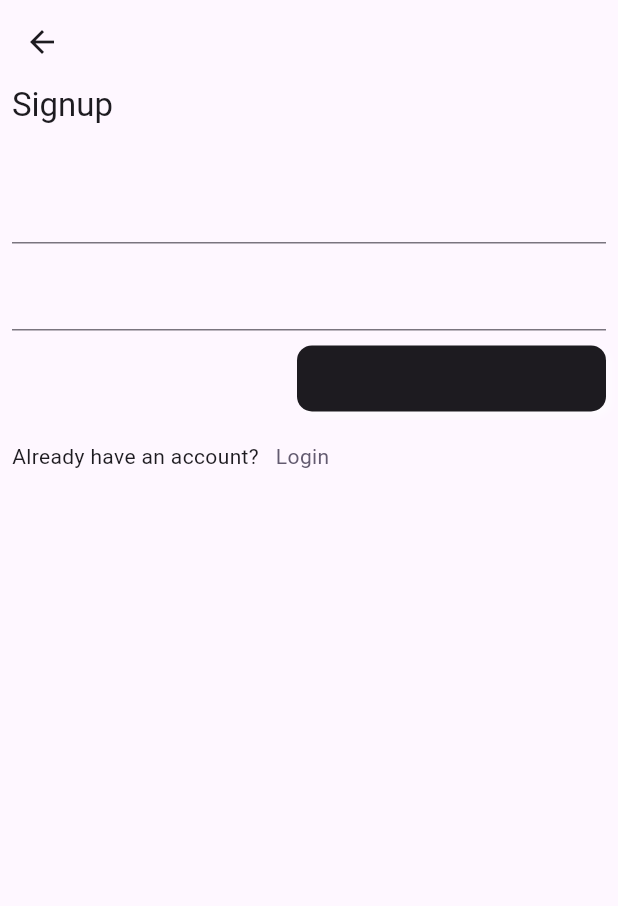
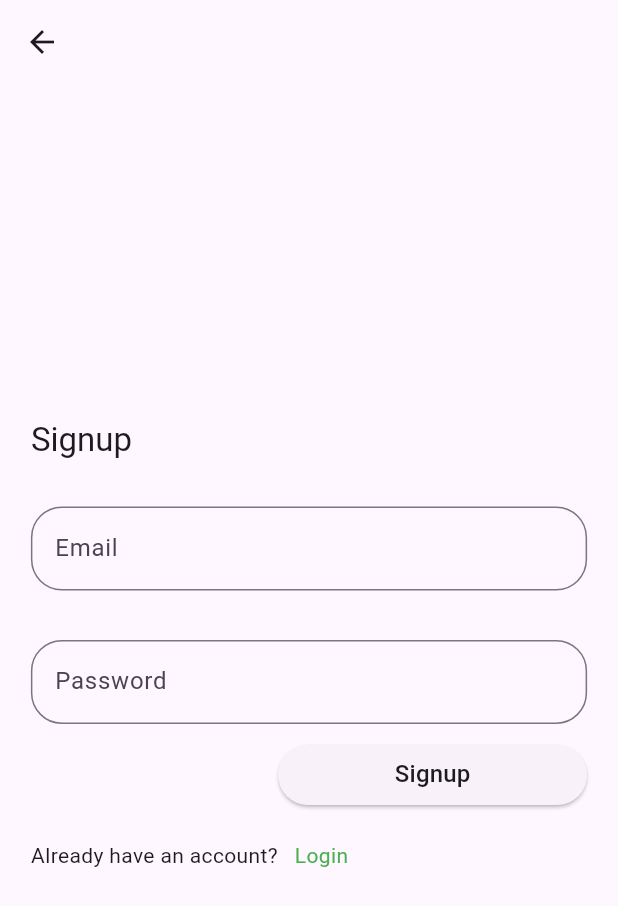
Before and after one commit to AnthonyAniobi/SolarConsultAdmin, a Flutter app: the SignupScreen screen opened directly, on a phone screen of 412 x 824 dp. Shown: the top 906 px of the screen. Run offline on Flutter 3.47's test engine with Material 2 defaults, Android fonts, the phone set to English and light mode, and no system bars; our stand-ins replace bloc, either_dart, email_validator, equatable, firebase_auth, firebase_core and 3 more; accounts and stored records are empty.

Commit message:
feat: design login and signup ui
- design textfield and remove scrollable screen on login
- remove signup feature
- add readme file
- build datasource for sharedpreference to cache login input

```diff
--- a/lib/core/domain/repositories/usecase.dart
+++ b/lib/core/domain/repositories/usecase.dart
@@ -1 +1,5 @@
-abstract class Usecase {}
+import 'package:admin/core/utils/app_config.dart';
+
+abstract class Usecase {
+  AsyncErrorOr call();
+}
--- a/lib/core/utils/app_config.dart
+++ b/lib/core/utils/app_config.dart
@@ -1,6 +1,6 @@
 import 'package:admin/core/data/models/app_error.dart';
 import 'package:either_dart/either.dart';
 
-typedef AsyncErrorOr<T> = Either<AppError, T>;
+typedef AsyncErrorOr<T> = Future<Either<AppError, T>>;
 
 class AppConfig {}
--- /dev/null
+++ b/lib/features/auth/data/datasources/auth_datasource.dart
@@ -0,0 +1,21 @@
+import 'package:admin/features/auth/data/models/auth_info.dart';
+import 'package:admin/features/auth/domain/repositories/auth_datasource.dart';
+import 'package:firebase_auth/firebase_auth.dart';
+
+class AuthDatasourceImpl extends AuthDatasource {
+  @override
+  Future<void> login(AuthInfo info) async {
+    await FirebaseAuth.instance.signInWithEmailAndPassword(
+      email: info.email,
+      password: info.password,
+    );
+  }
+
+  @override
+  Future<void> signup(AuthInfo info) async {
+    await FirebaseAuth.instance.createUserWithEmailAndPassword(
+      email: info.email,
+      password: info.password,
+    );
+  }
+}
--- /dev/null
+++ b/lib/features/auth/data/datasources/login_cache_datasource.dart
@@ -0,0 +1,24 @@
+import 'package:admin/features/auth/data/models/auth_info.dart';
+import 'package:shared_preferences/shared_preferences.dart';
+
+class LoginCacheDatasource {
+  static const _emailInfoKey = "EMAIL_INFORMATION";
+  static const _passwordInfoKey = "PASSWORD_INFORMATION";
+
+  static SharedPreferences? _themePrefs;
+
+  static Future<void> init() async {
+    _themePrefs = await SharedPreferences.getInstance();
+  }
+
+  static Future<void> setLoginCache(AuthInfo info) async {
+    await _themePrefs!.setString(_emailInfoKey, info.email);
+    await _themePrefs!.setString(_passwordInfoKey, info.password);
+  }
+
+  static AuthInfo getLoginCache() {
+    final email = _themePrefs!.getString(_emailInfoKey) ?? "";
+    final password = _themePrefs!.getString(_passwordInfoKey) ?? "";
+    return AuthInfo(email, password);
+  }
+}
--- /dev/null
+++ b/lib/features/auth/data/models/auth_info.dart
@@ -0,0 +1,6 @@
+class AuthInfo {
+  final String email;
+  final String password;
+
+  const AuthInfo(this.email, this.password);
+}
--- /dev/null
+++ b/lib/features/auth/data/repositories/auth_repository.dart
@@ -0,0 +1,36 @@
+import 'package:admin/core/data/models/app_error.dart';
+import 'package:admin/core/utils/app_config.dart';
+import 'package:admin/features/auth/data/models/auth_info.dart';
+import 'package:admin/features/auth/domain/repositories/auth_datasource.dart';
+import 'package:admin/features/auth/domain/repositories/auth_repository.dart';
+import 'package:either_dart/either.dart';
+import 'package:firebase_auth/firebase_auth.dart';
+
+class AuthRepositoryImpl extends AuthRepository {
+  final AuthDatasource datasource;
+
+  AuthRepositoryImpl(this.datasource);
+  @override
+  AsyncErrorOr<void> login(AuthInfo info) async {
+    try {
+      await datasource.login(info);
+      return const Right(null);
+    } on FirebaseAuthException catch (e) {
+      return Left(AppError(e.message));
+    } catch (e) {
+      return Left(AppError(e.toString()));
+    }
+  }
+
+  @override
+  AsyncErrorOr<void> signup(AuthInfo info) async {
+    try {
+      await datasource.signup(info);
+      return const Right(null);
+    } on FirebaseAuthException catch (e) {
+      return Left(AppError(e.message));
+    } catch (e) {
+      return Left(AppError(e.toString()));
+    }
+  }
+}
--- a/lib/features/auth/domain/repositories/auth_datasource.dart
+++ b/lib/features/auth/domain/repositories/auth_datasource.dart
@@ -1,4 +1,6 @@
+import 'package:admin/features/auth/data/models/auth_info.dart';
+
 abstract class AuthDatasource {
-  Future<void> signup();
-  Future<void> login();
+  Future<void> signup(AuthInfo info);
+  Future<void> login(AuthInfo info);
 }
--- a/lib/features/auth/domain/repositories/auth_repository.dart
+++ b/lib/features/auth/domain/repositories/auth_repository.dart
@@ -1,6 +1,7 @@
 import 'package:admin/core/utils/app_config.dart';
+import 'package:admin/features/auth/data/models/auth_info.dart';
 
 abstract class AuthRepository {
-  AsyncErrorOr<void> login();
-  AsyncErrorOr<void> signup();
+  AsyncErrorOr<void> login(AuthInfo info);
+  AsyncErrorOr<void> signup(AuthInfo info);
 }
--- a/lib/features/auth/presentation/bloc/auth_bloc.dart
+++ b/lib/features/auth/presentation/bloc/auth_bloc.dart
@@ -1,13 +1,18 @@
-import 'package:bloc/bloc.dart';
+import 'package:admin/features/auth/data/models/auth_info.dart';
+import 'package:admin/features/auth/domain/repositories/auth_repository.dart';
 import 'package:equatable/equatable.dart';
+import 'package:flutter_bloc/flutter_bloc.dart';
 
 part 'auth_event.dart';
 part 'auth_state.dart';
 
 class AuthBloc extends Bloc<AuthEvent, AuthState> {
-  AuthBloc() : super(AuthInitial()) {
-    on<AuthEvent>((event, emit) {
-      // TODO: implement event handler
-    });
+  final AuthRepository repo;
+  AuthBloc(this.repo) : super(const AuthInitial(null)) {
+    on<LoginEvent>(_loginEvent);
+    on<SignupEvent>(_signupEvent);
   }
+
+  void _loginEvent(LoginEvent event, Emitter<AuthState> emit) async {}
+  void _signupEvent(SignupEvent event, Emitter<AuthState> emit) async {}
 }
--- a/lib/features/auth/presentation/bloc/auth_event.dart
+++ b/lib/features/auth/presentation/bloc/auth_event.dart
@@ -6,3 +6,21 @@ abstract class AuthEvent extends Equatable {
   @override
   List<Object> get props => [];
 }
+
+class LoginEvent extends AuthEvent {
+  final AuthInfo info;
+
+  const LoginEvent(this.info);
+
+  @override
+  List<Object> get props => [info];
+}
+
+class SignupEvent extends AuthEvent {
+  final AuthInfo info;
+
+  const SignupEvent(this.info);
+
+  @override
+  List<Object> get props => [info];
+}
--- a/lib/features/auth/presentation/bloc/auth_state.dart
+++ b/lib/features/auth/presentation/bloc/auth_state.dart
@@ -1,9 +1,29 @@
 part of 'auth_bloc.dart';
 
 abstract class AuthState extends Equatable {
-  const AuthState();
+  final AuthInfo? info;
+
+  const AuthState([this.info]);
 
   @override
-  List<Object> get props => [];
+  List<Object> get props => info == null ? [] : [info!];
 }
-class AuthInitial extends AuthState {}
+
+class AuthInitial extends AuthState {
+  const AuthInitial(super.info);
+}
+
+class AuthLoading extends AuthState {
+  const AuthLoading(super.info);
+}
+
+class AuthError extends AuthState {
+  final String errorMessage;
+  const AuthError(super.info, this.errorMessage);
+  @override
+  List<Object> get props => [errorMessage];
+}
+
+class AuthSuccess extends AuthState {
+  const AuthSuccess(super.info);
+}
--- a/lib/features/auth/presentation/pages/signup_screen.dart
+++ b/lib/features/auth/presentation/pages/signup_screen.dart
@@ -16,11 +16,7 @@ class SignupScreen extends StatelessWidget {
     final isValid = formKey.currentState!.validate();
     if (!isValid) return;
 
-    try {
-      await FirebaseAuth.instance.createUserWithEmailAndPassword(
-          email: emailController.text.trim(),
-          password: firstPasswordController.text.trim());
-    } on FirebaseAuthException catch (e) {
+    try {} on FirebaseAuthException catch (e) {
       print(e);
     }
   }
@@ -29,9 +25,8 @@ class SignupScreen extends StatelessWidget {
   Widget build(BuildContext context) {
     return Scaffold(
       appBar: AppBar(),
-      body: SingleChildScrollView(
-        child: Padding(
-          padding: const EdgeInsets.symmetric(horizontal: 8.0),
+      body: Padding(
+        padding: EdgeInsets.symmetric(horizontal: 5.w),
         child: Form(
           key: formKey,
           child: Column(
@@ -47,16 +42,28 @@ class SignupScreen extends StatelessWidget {
               TextFormField(
                 controller: emailController,
                 autovalidateMode: AutovalidateMode.onUserInteraction,
+                decoration: InputDecoration(
+                  label: const Text("Email"),
+                  border: OutlineInputBorder(
+                    borderRadius: BorderRadius.circular(5.w),
+                  ),
+                ),
                 validator: (email) =>
                     email != null && EmailValidator.validate(email)
                         ? null
                         : "enter a valid email",
               ),
-                const SizedBox(height: 10),
+              SizedBox(height: 4.h),
               TextFormField(
                 controller: firstPasswordController,
                 obscureText: true,
                 autovalidateMode: AutovalidateMode.onUserInteraction,
+                decoration: InputDecoration(
+                  label: const Text("Password"),
+                  border: OutlineInputBorder(
+                    borderRadius: BorderRadius.circular(5.w),
+                  ),
+                ),
                 validator: (password) =>
                     password != null && password.length <= 8
                         ? "password must be more than 8 characters"
@@ -68,33 +75,13 @@ class SignupScreen extends StatelessWidget {
                 children: [
                   SizedBox(
                     width: MediaQuery.of(context).size.width / 2,
-                      child: InkWell(
-                        onTap: () async {
+                    child: ElevatedButton(
+                      onPressed: () async {
                         await _signup(context);
                       },
-                        child: Container(
-                          padding: const EdgeInsets.symmetric(
-                              vertical: 10, horizontal: 10),
-                          width: double.maxFinite,
-                          decoration: BoxDecoration(
-                            color: Theme.of(context).colorScheme.onBackground,
-                            borderRadius: BorderRadius.circular(10),
-                            boxShadow: [
-                              BoxShadow(
-                                offset: const Offset(3, 3),
-                                color: Theme.of(context)
-                                    .colorScheme
-                                    .onPrimary
-                                    .withOpacity(0.5),
-                                blurRadius: 3,
-                              )
-                            ],
-                          ),
-                          child: Center(
                       child: Text(
                         "Signup",
                         style: Theme.of(context).textTheme.titleMedium,
-                          )),
                       ),
                     ),
                   ),
@@ -111,7 +98,7 @@ class SignupScreen extends StatelessWidget {
                           text: "Login",
                           recognizer: TapGestureRecognizer()
                             ..onTap = () {
-                                Navigator.push(
+                              Navigator.pushReplacement(
                                   context,
                                   MaterialPageRoute(
                                       builder: (context) => LoginScreen()));
@@ -119,10 +106,7 @@ class SignupScreen extends StatelessWidget {
                           style: Theme.of(context)
                               .textTheme
                               .bodyMedium!
-                                .copyWith(
-                                    color: Theme.of(context)
-                                        .colorScheme
-                                        .secondary),
+                              .copyWith(color: Colors.green),
                         )
                       ]),
                 ),
@@ -131,7 +115,6 @@ class SignupScreen extends StatelessWidget {
           ),
         ),
       ),
-      ),
     );
   }
 }
```
Also changed, not shown: lib/app.dart (+21 -13 lines), lib/features/auth/domain/usecases/login_usecase.dart (added, +13 -0 lines), lib/features/auth/domain/usecases/signup_usecase.dart (added, +13 -0 lines), lib/features/auth/presentation/pages/login_screen.dart (+43 -41 lines), lib/features/auth/data/datasources/auth_repository.dart (deleted), 2 other files. Lines whose indentation alone changed are shown as unchanged.
